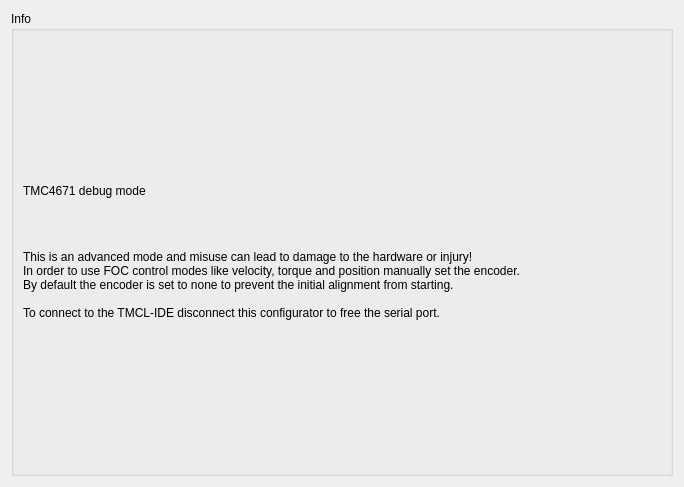
Before: the Qt Designer form res/tmcdebug.ui in Ultrawipf/OpenFFBoard-configurator, drawn with Qt 5.
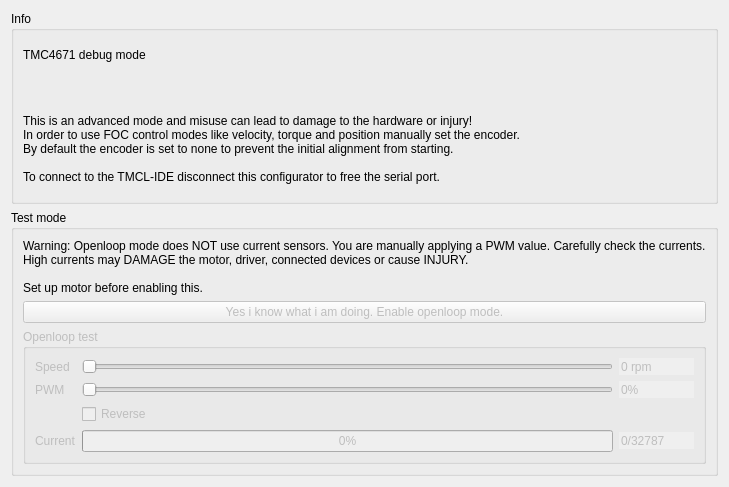
After: the same form once the commit is applied.

Commit message: Added tmc debug openloop test mode

The edit to the form file:
```diff
--- a/res/tmcdebug.ui
+++ b/res/tmcdebug.ui
@@ -30,6 +30,168 @@
      </layout>
     </widget>
    </item>
+   <item>
+    <widget class="QGroupBox" name="groupBox_3">
+     <property name="title">
+      <string>Test mode</string>
+     </property>
+     <layout class="QVBoxLayout" name="verticalLayout">
+      <item>
+       <widget class="QLabel" name="label_2">
+        <property name="text">
+         <string>&lt;html&gt;&lt;head/&gt;&lt;body&gt;&lt;p&gt;Warning: Openloop mode does NOT use current sensors. You are manually applying a PWM value. Carefully check the currents.&lt;br/&gt;High currents may DAMAGE the motor, driver, connected devices or cause INJURY.&lt;br/&gt;&lt;br/&gt;Set up motor before enabling this.&lt;/p&gt;&lt;/body&gt;&lt;/html&gt;</string>
+        </property>
+       </widget>
+      </item>
+      <item>
+       <widget class="QPushButton" name="pushButton_openloop">
+        <property name="enabled">
+         <bool>false</bool>
+        </property>
+        <property name="text">
+         <string>Yes i know what i am doing. Enable openloop mode.</string>
+        </property>
+       </widget>
+      </item>
+      <item>
+       <widget class="QGroupBox" name="groupBox_openlooptest">
+        <property name="enabled">
+         <bool>false</bool>
+        </property>
+        <property name="title">
+         <string>Openloop test</string>
+        </property>
+        <layout class="QGridLayout" name="gridLayout">
+         <item row="3" column="1">
+          <widget class="QProgressBar" name="progressBar_power">
+           <property name="maximum">
+            <number>28000</number>
+           </property>
+           <property name="value">
+            <number>0</number>
+           </property>
+           <property name="invertedAppearance">
+            <bool>false</bool>
+           </property>
+          </widget>
+         </item>
+         <item row="1" column="0">
+          <widget class="QLabel" name="label_4">
+           <property name="text">
+            <string>PWM</string>
+           </property>
+          </widget>
+         </item>
+         <item row="0" column="0">
+          <widget class="QLabel" name="label_3">
+           <property name="text">
+            <string>Speed</string>
+           </property>
+          </widget>
+         </item>
+         <item row="0" column="1">
+          <widget class="QSlider" name="horizontalSlider_speed">
+           <property name="orientation">
+            <enum>Qt::Horizontal</enum>
+           </property>
+           <property name="tickPosition">
+            <enum>QSlider::NoTicks</enum>
+           </property>
+          </widget>
+         </item>
+         <item row="1" column="1">
+          <widget class="QSlider" name="horizontalSlider_pwm">
+           <property name="maximum">
+            <number>20000</number>
+           </property>
+           <property name="orientation">
+            <enum>Qt::Horizontal</enum>
+           </property>
+          </widget>
+         </item>
+         <item row="1" column="2">
+          <widget class="QSpinBox" name="spinBox_pwm">
+           <property name="frame">
+            <bool>false</bool>
+           </property>
+           <property name="readOnly">
+            <bool>true</bool>
+           </property>
+           <property name="buttonSymbols">
+            <enum>QAbstractSpinBox::NoButtons</enum>
+           </property>
+           <property name="keyboardTracking">
+            <bool>false</bool>
+           </property>
+           <property name="suffix">
+            <string>%</string>
+           </property>
+           <property name="maximum">
+            <number>99</number>
+           </property>
+          </widget>
+         </item>
+         <item row="3" column="0">
+          <widget class="QLabel" name="label_5">
+           <property name="text">
+            <string>Current</string>
+           </property>
+          </widget>
+         </item>
+         <item row="0" column="2">
+          <widget class="QSpinBox" name="spinBox_speed">
+           <property name="frame">
+            <bool>false</bool>
+           </property>
+           <property name="readOnly">
+            <bool>true</bool>
+           </property>
+           <property name="buttonSymbols">
+            <enum>QAbstractSpinBox::NoButtons</enum>
+           </property>
+           <property name="keyboardTracking">
+            <bool>false</bool>
+           </property>
+           <property name="suffix">
+            <string> rpm</string>
+           </property>
+          </widget>
+         </item>
+         <item row="3" column="2">
+          <widget class="QSpinBox" name="spinBox_current">
+           <property name="frame">
+            <bool>false</bool>
+           </property>
+           <property name="readOnly">
+            <bool>true</bool>
+           </property>
+           <property name="buttonSymbols">
+            <enum>QAbstractSpinBox::NoButtons</enum>
+           </property>
+           <property name="keyboardTracking">
+            <bool>false</bool>
+           </property>
+           <property name="suffix">
+            <string>/32787</string>
+           </property>
+           <property name="maximum">
+            <number>40000</number>
+           </property>
+          </widget>
+         </item>
+         <item row="2" column="1">
+          <widget class="QCheckBox" name="checkBox_reverse">
+           <property name="text">
+            <string>Reverse</string>
+           </property>
+          </widget>
+         </item>
+        </layout>
+       </widget>
+      </item>
+     </layout>
+    </widget>
+   </item>
   </layout>
  </widget>
  <resources/>
```
Left out of the diff: 19 changed lines with no effect on the pictures. The commit also changes 3 other files.
